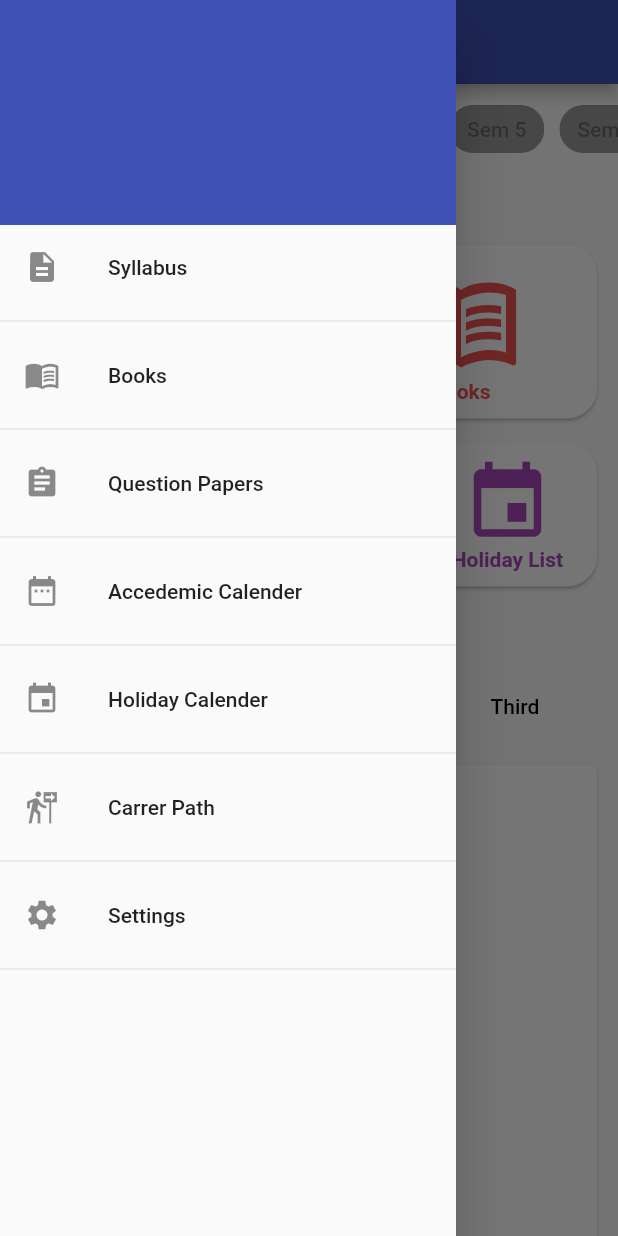
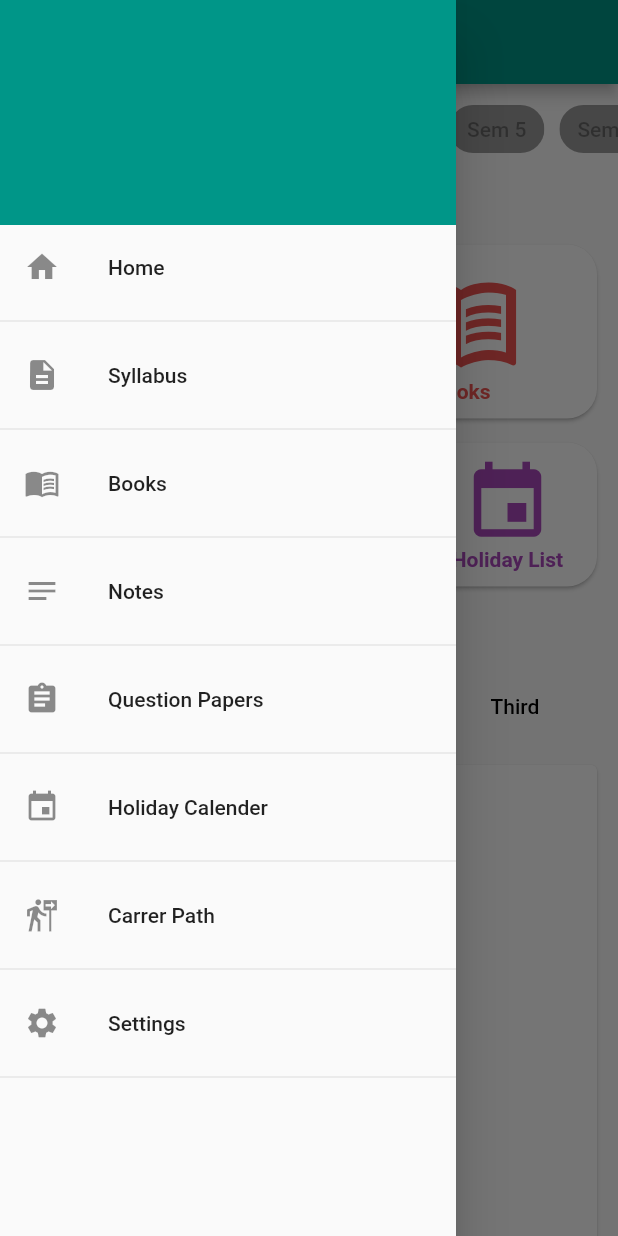
Before and after one commit to shyamtiwari02062001/Engineering_Guide, a Flutter app: the Dashboard screen opened by its route, in the side drawer, after a tap on "Syllabus", on a phone screen of 412 x 824 dp. Run offline on Flutter 3.47's test engine with Material 2 defaults, Android fonts, the phone set to English and light mode, and no system bars; our stand-ins replace cloud_firestore, firebase_auth, firebase_core, intro_slider, shared_preferences; missing offline and left inert: syncfusion_flutter_pdfviewer; accounts and stored records are empty; network calls fail.

Commit message:
Changed the colors of appbar

```diff
--- a/lib/main.dart
+++ b/lib/main.dart
@@ -32,9 +32,8 @@ class MyApp extends StatelessWidget {
       child: Consumer<SharedPreference>(
         builder: (ctx, val, _) => MaterialApp(
           theme: ThemeData(
-            colorScheme: ColorScheme.fromSwatch(
-              primarySwatch: Colors.indigo,
-            ).copyWith(secondary: Colors.lightGreenAccent),
+            colorScheme: ColorScheme.fromSwatch(primarySwatch: Colors.teal)
+                .copyWith(secondary: Colors.lightGreenAccent),
           ),
           home: FutureBuilder(
             future: val.sharedData(),
--- a/lib/widgets/dashboard_grid.dart
+++ b/lib/widgets/dashboard_grid.dart
@@ -1,7 +1,6 @@
 import 'package:cloud_firestore/cloud_firestore.dart';
 import 'package:engineering_guide/screens/books.dart';
 import 'package:engineering_guide/screens/holiday_list.dart';
-import 'package:engineering_guide/screens/pdf_viewer.dart';
 import 'package:engineering_guide/screens/syllabus_list.dart';
 import 'package:flutter/material.dart';
 
@@ -133,11 +132,11 @@ class DashboardGrid extends StatelessWidget {
                       ),
                     ),
                     GestureDetector(
-                      onTap: () => Navigator.of(context)
-                          .pushNamed(PdfViewers.routeName, arguments: {
-                        "BookName": "Acedemic Calender",
-                        "pdfUrl": acedemicCalanderUrl,
-                      }),
+                      // onTap: () => Navigator.of(context)
+                      //     .pushNamed(PdfViewers.routeName, arguments: {
+                      //   "BookName": "Acedemic Calender",
+                      //   "pdfUrl": acedemicCalanderUrl,
+                      // }),
                       child: Card(
                         shape: RoundedRectangleBorder(
                             borderRadius: BorderRadius.circular(20)),
@@ -151,12 +150,12 @@ class DashboardGrid extends StatelessWidget {
                             child: Column(
                               children: const [
                                 Icon(
-                                  Icons.date_range,
+                                  Icons.notes,
                                   size: 60,
                                   color: Color(0xFF66BBFA),
                                 ),
                                 Text(
-                                  "Calender",
+                                  "Notes",
                                   textAlign: TextAlign.center,
                                   style: TextStyle(
                                       fontWeight: FontWeight.bold,
--- a/lib/widgets/drawer.dart
+++ b/lib/widgets/drawer.dart
@@ -1,11 +1,11 @@
-import 'package:cloud_firestore/cloud_firestore.dart';
 import 'package:engineering_guide/providers/shared_preference.dart';
 import 'package:engineering_guide/screens/books.dart';
-import 'package:engineering_guide/screens/pdf_viewer.dart';
+import 'package:engineering_guide/screens/holiday_list.dart';
 import 'package:engineering_guide/screens/settings.dart';
 import 'package:engineering_guide/screens/syllabus_list.dart';
 import 'package:flutter/material.dart';
 import 'package:provider/provider.dart';
+import '../screens/dashboard.dart';
 import "../screens/settings.dart";
 
 // ignore: must_be_immutable
@@ -19,13 +19,6 @@ class DrawerWidget extends StatelessWidget {
     await val.sharedData();
     courseName = val.selectedCourse;
     sem = val.semIndex;
-    await FirebaseFirestore.instance
-        .collection("calender")
-        .get()
-        .then((QuerySnapshot querySnapshot) {
-      acedemicCalanderUrl = querySnapshot.docs[0]["acedemicCalender"];
-      holidayCalanderUrl = querySnapshot.docs[0]["holidayCalender"];
-    });
   }
 
   @override
@@ -41,7 +34,7 @@ class DrawerWidget extends StatelessWidget {
                     children: [
                       Container(
                         height: 150,
-                        color: Colors.indigo,
+                        color: Colors.teal,
                         child: Center(
                           child: Text(
                             courseName,
@@ -56,9 +49,18 @@ class DrawerWidget extends StatelessWidget {
                       ),
                       ListTile(
                         onTap: () {
+                          Navigator.of(context)
+                              .pushReplacementNamed(Dashboard.routeName);
+                        },
+                        leading: const Icon(Icons.home),
+                        title: const Text("Home"),
+                      ),
+                      const Divider(),
+                      ListTile(
+                        onTap: () {
                           Navigator.of(context).pop();
                           Navigator.of(context)
-                              .pushNamed(SyllabusList.routeName);
+                              .pushReplacementNamed(SyllabusList.routeName);
                         },
                         leading: const Icon(Icons.description),
                         title: const Text("Syllabus"),
@@ -67,10 +69,21 @@ class DrawerWidget extends StatelessWidget {
                       ListTile(
                         onTap: () {
                           Navigator.of(context).pop();
-                          Navigator.of(context).pushNamed(Books.routeName);
+                          Navigator.of(context)
+                              .pushReplacementNamed(Books.routeName);
                         },
                         leading: const Icon(Icons.menu_book),
                         title: const Text("Books"),
+                      ),
+                      const Divider(),
+                      ListTile(
+                        onTap: () {
+                          Navigator.of(context).pop();
+                          Navigator.of(context)
+                              .pushReplacementNamed(Books.routeName);
+                        },
+                        leading: const Icon(Icons.notes),
+                        title: const Text("Notes"),
                       ),
                       const Divider(),
                       const ListTile(
@@ -82,23 +95,7 @@ class DrawerWidget extends StatelessWidget {
                         onTap: () {
                           Navigator.of(context).pop();
                           Navigator.of(context)
-                              .pushNamed(PdfViewers.routeName, arguments: {
-                            "BookName": "Acedemic Calender",
-                            "pdfUrl": acedemicCalanderUrl,
-                          });
-                        },
-                        leading: const Icon(Icons.date_range),
-                        title: const Text("Accedemic Calender"),
-                      ),
-                      const Divider(),
-                      ListTile(
-                        onTap: () {
-                          Navigator.of(context).pop();
-                          Navigator.of(context)
-                              .pushNamed(PdfViewers.routeName, arguments: {
-                            "BookName": "Holiday Calender",
-                            "pdfUrl": holidayCalanderUrl,
-                          });
+                              .pushNamed(HolidayList.routeName);
                         },
                         leading: const Icon(Icons.event),
                         title: const Text("Holiday Calender"),
@@ -110,7 +107,7 @@ class DrawerWidget extends StatelessWidget {
                       ),
                       const Divider(),
                       ListTile(
-                        onTap: () => Navigator.of(context).pushNamed(
+                        onTap: () => Navigator.of(context).pushReplacementNamed(
                             Setting.routeName,
                             arguments: sem.toInt()),
                         leading: const Icon(Icons.settings),
```
